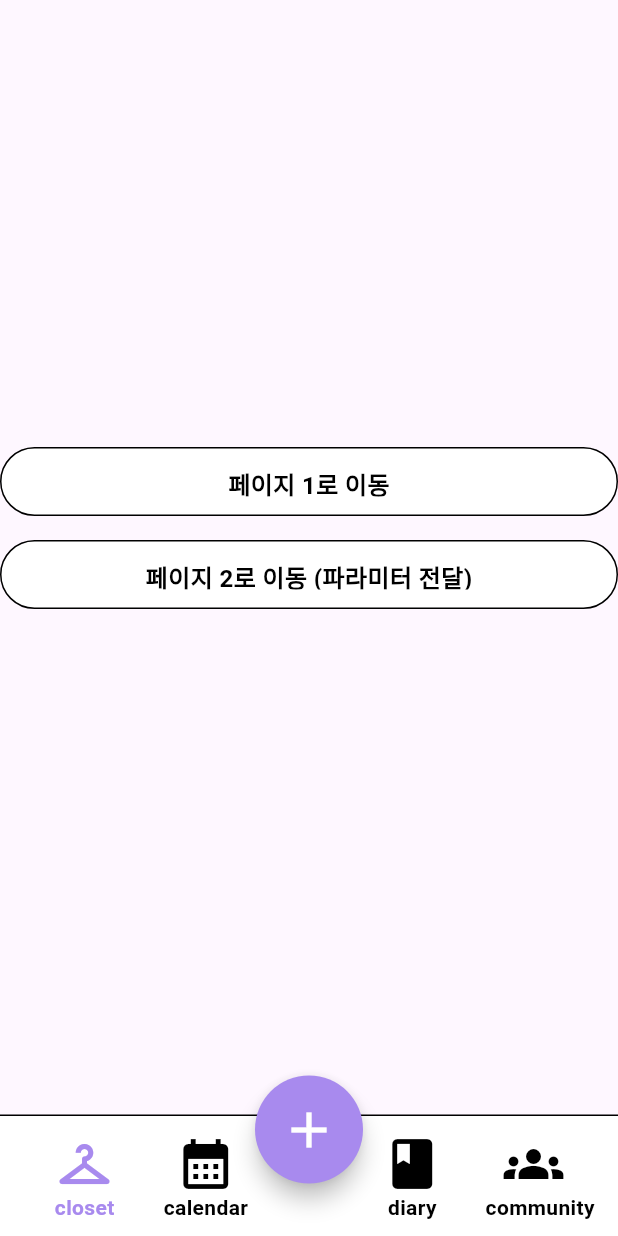
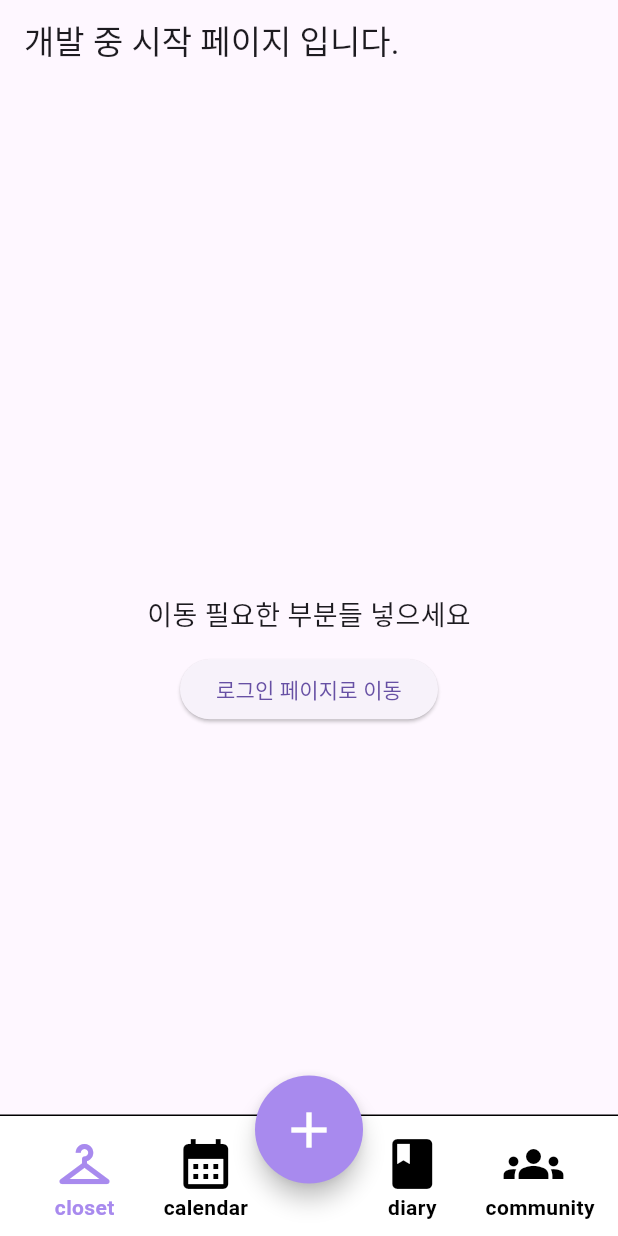
Before and after one commit to yeseul1008/FlutterTeamProject, a Flutter app: the screen it shows after launch, on a phone screen of 412 x 824 dp. Run offline on Flutter 3.47's test engine with Material 3 defaults, Android fonts, the phone set to English and light mode, and no system bars; our stand-ins replace cloud_firestore, firebase_core, go_router; accounts and stored records are empty.

Commit message:
페이지작업

```diff
--- a/lib/routePage1.dart
+++ b/lib/routePage1.dart
@@ -1,16 +1,33 @@
 import 'package:flutter/material.dart';
+import 'package:go_router/go_router.dart';
 
-class Page1 extends StatelessWidget {
-  // case2 : /page1 주소로 이동 시 실행 페이지
-  const Page1({super.key});
+class StartPage extends StatelessWidget {
+  const StartPage({super.key});
 
   @override
   Widget build(BuildContext context) {
     return Scaffold(
-      appBar: AppBar(title : Text("page1")),
-      body : Center(
-        child: Text("page1"),
-      )
+      appBar: AppBar(
+        title: const Text("개발 중 시작 페이지 입니다."),
+      ),
+      body: Center(
+        child: Column(
+          mainAxisSize: MainAxisSize.min,
+          children: [
+            const Text(
+              '이동 필요한 부분들 넣으세요',
+              style: TextStyle(fontSize: 18),
+            ),
+            const SizedBox(height: 12),
+            ElevatedButton(
+              onPressed: () {
+                context.go('/userLogin');
+              },
+              child: const Text('로그인 페이지로 이동'),
+            ),
+          ],
+        ),
+      ),
     );
   }
 }
--- a/lib/routes/mainRoute.dart
+++ b/lib/routes/mainRoute.dart
@@ -44,25 +44,10 @@ final GoRouter router = GoRouter(
         return RootLayout(child: child);
       },
       routes: [
-        // 밑에 GoRoute 2개는 샘플임. 페이지 이동할때 방식만 참고하세요
-        GoRoute(
-          path: '/page1',
-          builder: (context, state) => const Page1(),
-        ),
-        GoRoute(
-          path: '/page2',
-          builder: (context, state) {
-            final name =
-                state.uri.queryParameters['name'] ?? '이름 없음';
-            final age =
-                state.uri.queryParameters['age'] ?? '나이 없음';
-            return Page2(name: name, age: age);
-          },
-        ),
         // 메인(mainPage.dart) 페이지!!!! 앱 첫 실행시 이 페이지가 뜸!! (나중에 옷장이 메인페이지가 되도록 바꿀것임. 지금은 ㄴㄴ)
         GoRoute(
           path: '/',
-          builder: (context, state) => const RootPage(),
+          builder: (context, state) => const StartPage(),
         ),
         // auth 폴더 속 파일 이동
         GoRoute(
--- a/pubspec.yaml
+++ b/pubspec.yaml
@@ -41,7 +41,9 @@ dependencies:
   go_router:
   firebase_core:
   cloud_firestore:
-
+  firebase_storage:
+  image_picker:
+  firebase_auth:
   # The following adds the Cupertino Icons font to your application.
   # Use with the CupertinoIcons class for iOS style icons.
   cupertino_icons: ^1.0.8
```
Also changed, not shown: lib/main.dart (+7 -1 lines), pubspec.lock, 5 other files.
